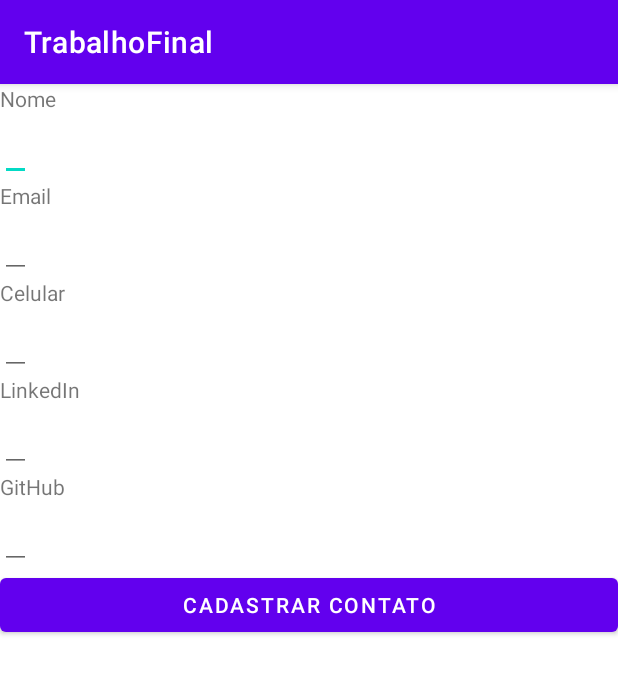
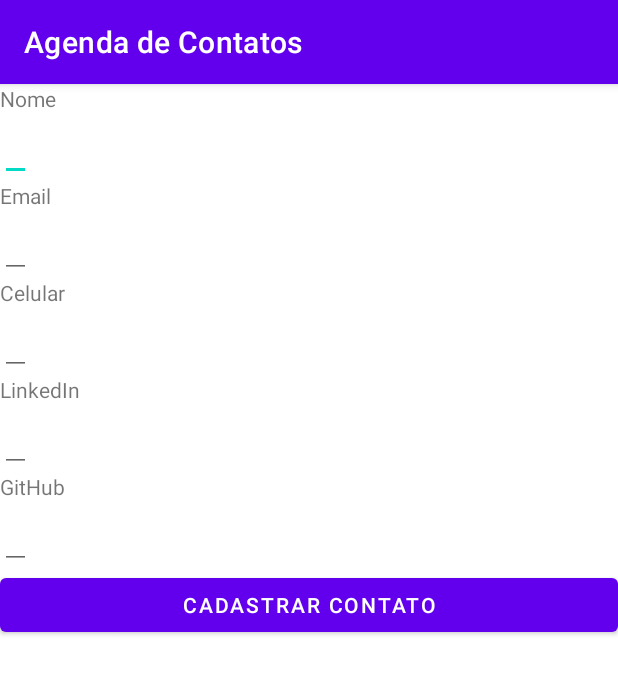
Before and after one commit to COLTEC-Android/Trabalho-Final, an Android app: the CreateContactListActivity screen opened directly, with no data from a screen before it, on a phone screen of 412 x 824 dp. Shown: the top 674 px of the screen. Run offline under Robolectric (Android 15) with nearby library versions, the phone set to English and light mode, and no system bars.

Commit message:
corrigindo layout create contact list

```diff
--- a/app/src/main/res/layout/activity_create_contact_list.xml
+++ b/app/src/main/res/layout/activity_create_contact_list.xml
@@ -8,7 +8,7 @@
         android:id="@+id/lbl_name"
         android:layout_width="wrap_content"
         android:layout_height="wrap_content"
-        android:text="Nome"/>
+        android:text="@string/name_portuguese"/>
 
     <EditText
         android:id="@+id/input_name"
@@ -20,7 +20,7 @@
         android:id="@+id/lbl_email"
         android:layout_width="wrap_content"
         android:layout_height="wrap_content"
-        android:text="Email"/>
+        android:text="@string/email_portuguese"/>
 
     <EditText
         android:id="@+id/input_email"
@@ -32,7 +32,7 @@
         android:id="@+id/lbl_phone"
         android:layout_width="wrap_content"
         android:layout_height="wrap_content"
-        android:text="Celular"/>
+        android:text="@string/phone_portuguese"/>
 
     <EditText
         android:id="@+id/input_phone"
@@ -44,7 +44,7 @@
         android:id="@+id/lbl_linkedin"
         android:layout_width="wrap_content"
         android:layout_height="wrap_content"
-        android:text="LinkedIn"/>
+        android:text="@string/linkedin_portuguese"/>
 
     <EditText
         android:id="@+id/input_linkedin"
@@ -56,7 +56,7 @@
         android:id="@+id/lbl_github"
         android:layout_width="wrap_content"
         android:layout_height="wrap_content"
-        android:text="GitHub"/>
+        android:text="@string/github_portuguese"/>
 
     <EditText
         android:id="@+id/input_github"
--- /dev/null
+++ b/app/src/main/res/menu/menu.xml
@@ -0,0 +1,4 @@
+<?xml version="1.0" encoding="utf-8"?>
+<menu xmlns:android="http://schemas.android.com/apk/res/android">
+
+</menu>
--- a/app/src/main/res/values/strings.xml
+++ b/app/src/main/res/values/strings.xml
@@ -1,5 +1,5 @@
 <resources>
-    <string name="app_name">TrabalhoFinal</string>
+    <string name="app_name">Agenda de Contatos</string>
 
     <!-- CreateContactListActivity -->
     <string name="name_portuguese">Nome</string>
```
